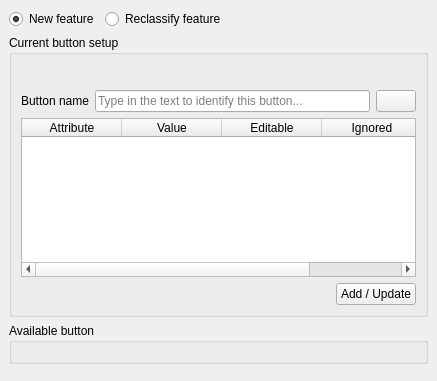
This is gui/ProductionTools/Toolboxes/FieldToolBox/customFeatureTool.ui in dsgoficial/DsgTools as Qt 5 draws it before an edit. The edited form follows.
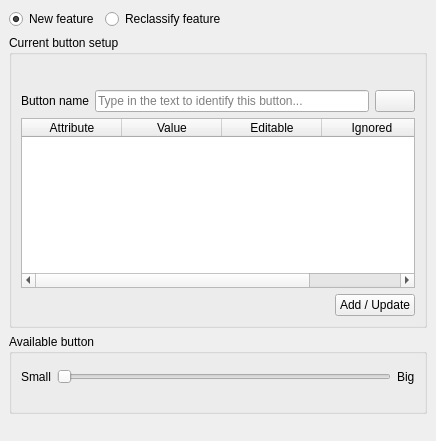
This is the edited form. Icons and pictures are not drawn. Custom widgets are drawn as their Qt base class.

Commit message: added button setup dlg to tool

What changed in the file:
```diff
--- a/gui/ProductionTools/Toolboxes/FieldToolBox/customFeatureTool.ui
+++ b/gui/ProductionTools/Toolboxes/FieldToolBox/customFeatureTool.ui
@@ -6,8 +6,8 @@
    <rect>
     <x>0</x>
     <y>0</y>
-    <width>437</width>
-    <height>381</height>
+    <width>436</width>
+    <height>441</height>
    </rect>
   </property>
   <property name="windowTitle">
@@ -202,9 +202,62 @@
        <string>Available button</string>
       </property>
       <layout class="QGridLayout" name="gridLayout_3">
+       <item row="1" column="0">
+        <layout class="QHBoxLayout" name="horizontalLayout_5">
+         <item>
+          <widget class="QLabel" name="label_6">
+           <property name="sizePolicy">
+            <sizepolicy hsizetype="Minimum" vsizetype="Preferred">
+             <horstretch>0</horstretch>
+             <verstretch>0</verstretch>
+            </sizepolicy>
+           </property>
+           <property name="text">
+            <string>Small</string>
+           </property>
+          </widget>
+         </item>
+         <item>
+          <widget class="QSlider" name="slider">
+           <property name="sizePolicy">
+            <sizepolicy hsizetype="Expanding" vsizetype="Minimum">
+             <horstretch>0</horstretch>
+             <verstretch>0</verstretch>
+            </sizepolicy>
+           </property>
+           <property name="maximum">
+            <number>2</number>
+           </property>
+           <property name="orientation">
+            <enum>Qt::Horizontal</enum>
+           </property>
+          </widget>
+         </item>
+         <item>
+          <widget class="QLabel" name="label_7">
+           <property name="text">
+            <string>Big</string>
+           </property>
+          </widget>
+         </item>
+        </layout>
+       </item>
        <item row="0" column="0">
         <widget class="OrderedTableWidget" name="orderedTableWidget" native="true"/>
        </item>
+       <item row="2" column="0">
+        <spacer name="verticalSpacer_2">
+         <property name="orientation">
+          <enum>Qt::Vertical</enum>
+         </property>
+         <property name="sizeHint" stdset="0">
+          <size>
+           <width>20</width>
+           <height>40</height>
+          </size>
+         </property>
+        </spacer>
+       </item>
       </layout>
      </widget>
     </item>
```
The commit also changes 4 other files.
